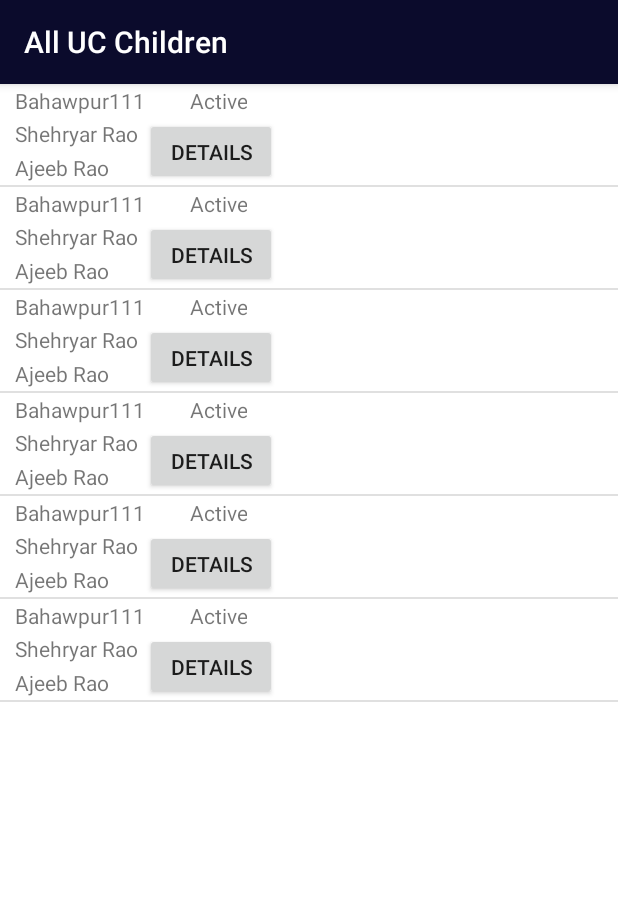
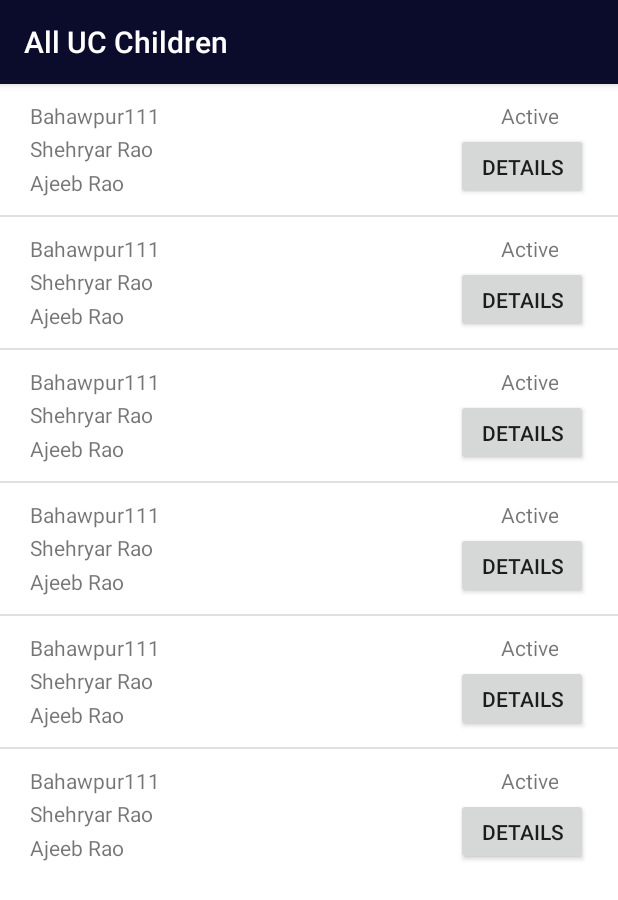
Before and after one commit to aliabbasjaffri/Vaccinator, an Android app: the SecondTabMainFragment screen opened directly, with no data from a screen before it, on a phone screen of 412 x 824 dp. Shown: the top 900 px of the screen. Run offline under Robolectric (Android 15) with nearby library versions, the phone set to English and light mode, and no system bars.

Commit message:
UI Update of All UC Children

```diff
--- a/app/src/main/res/layout/fragment_secondtab_listview.xml
+++ b/app/src/main/res/layout/fragment_secondtab_listview.xml
@@ -4,9 +4,8 @@
     android:layout_height="match_parent">
 
     <ListView
-        android:layout_width="wrap_content"
+        android:layout_width="fill_parent"
         android:layout_height="wrap_content"
-        android:id="@+id/listView_secondtab_main"
-        android:layout_weight="1" />
+        android:id="@+id/listView_secondtab_main" />
 
 </LinearLayout>
--- a/app/src/main/res/layout/secondtab_main_row.xml
+++ b/app/src/main/res/layout/secondtab_main_row.xml
@@ -1,50 +1,57 @@
 <?xml version="1.0" encoding="utf-8"?>
 <LinearLayout xmlns:android="http://schemas.android.com/apk/res/android"
-    android:orientation="horizontal" android:layout_width="match_parent"
+    android:orientation="horizontal" android:layout_width="fill_parent"
     android:layout_height="wrap_content"
-    android:weightSum="2">
+    android:padding="10dp">
 
     <LinearLayout
-        android:layout_weight="1"
         android:orientation="vertical"
-        android:layout_width="match_parent"
+        android:layout_width="0dp"
         android:layout_height="match_parent"
         android:weightSum="3"
-        android:layout_marginLeft="10dp">
+        android:layout_marginLeft="10dp"
+        android:layout_gravity="left"
+        android:gravity="left"
+        android:layout_weight="1">
 
         <TextView
             android:id="@+id/secondtab_row_childID"
-            android:layout_width="match_parent"
+            android:layout_width="fill_parent"
             android:layout_height="wrap_content"
             android:text="Child ID"
             android:layout_weight="1"
-            android:gravity="center_vertical" />
+            android:gravity="center_vertical"
+            android:layout_gravity="left" />
 
         <TextView
             android:id="@+id/secondtab_row_childName"
-            android:layout_width="match_parent"
+            android:layout_width="fill_parent"
             android:layout_height="wrap_content"
             android:text="Child Name"
             android:layout_weight="1"
-            android:gravity="center_vertical" />
+            android:gravity="center_vertical"
+            android:layout_gravity="left" />
 
         <TextView
             android:id="@+id/secondtab_row_fatherName"
-            android:layout_width="match_parent"
+            android:layout_width="fill_parent"
             android:layout_height="wrap_content"
             android:text="Father Name"
             android:layout_weight="1"
-            android:gravity="center_vertical" />
+            android:gravity="center_vertical"
+            android:layout_gravity="left" />
 
     </LinearLayout>
 
     <LinearLayout
-        android:layout_weight="1"
         android:orientation="vertical"
-        android:layout_width="match_parent"
+        android:layout_width="0dp"
         android:layout_height="match_parent"
         android:weightSum="3"
-        android:layout_marginRight="10dp">
+        android:layout_marginRight="10dp"
+        android:layout_gravity="end"
+        android:gravity="right"
+        android:layout_weight="1">
 
         <TextView
             android:id="@+id/secondtab_row_status"
```
